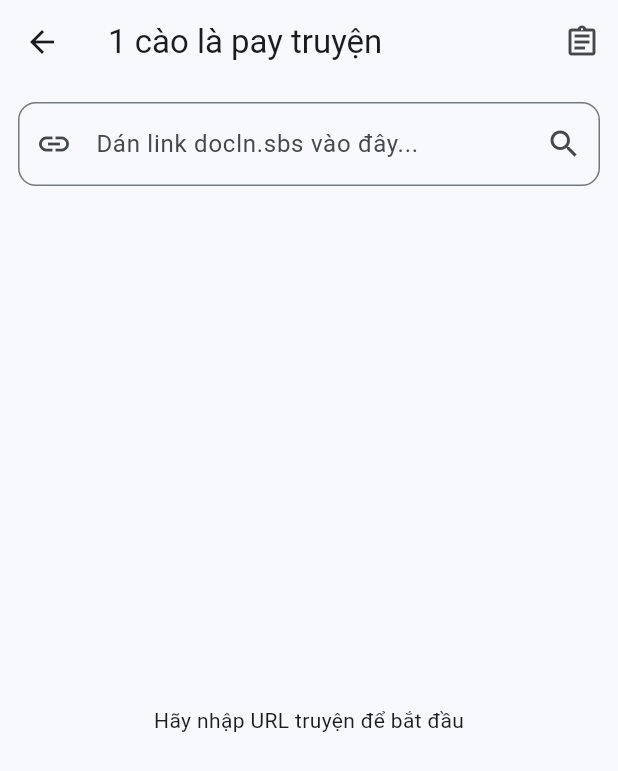
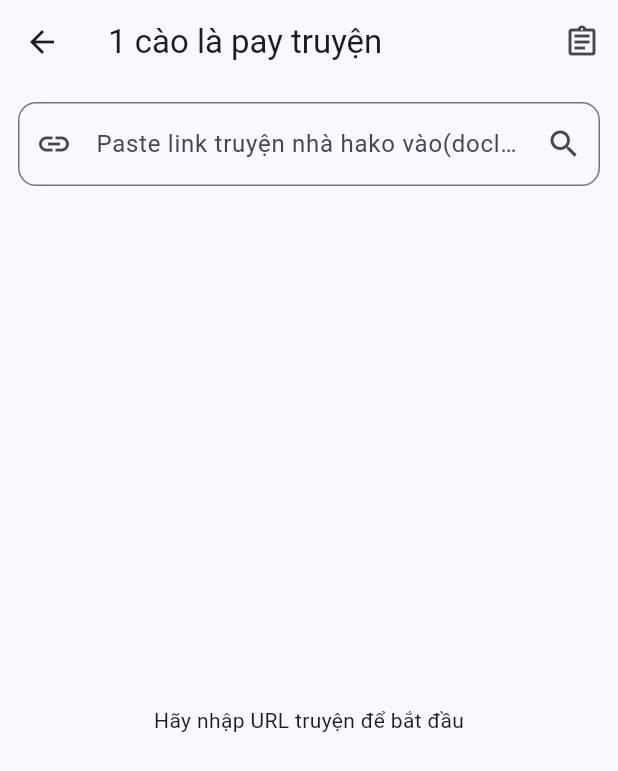
Before and after one commit to trungto1528/ttcs-flutter, a Flutter app: the CrawlScreen screen opened directly with empty values, on a phone screen of 412 x 824 dp. Shown: the top 771 px of the screen. Run offline on Flutter 3.47's test engine with Material 3 defaults, Android fonts, the phone set to English and light mode, and no system bars; our stand-ins replace cached_network_image, dio, image_picker, open_file, package_info_plus, permission_handler and 2 more; accounts and stored records are empty.

Commit message:
Update hint text in TextField for clarity

```diff
--- a/lib/screens/crawl_screen.dart
+++ b/lib/screens/crawl_screen.dart
@@ -322,7 +322,7 @@ class _CrawlScreenState extends State<CrawlScreen> {
             child: TextField(
               controller: controller,
               decoration: InputDecoration(
-                hintText: "Dán link docln.sbs vào đây...",
+                hintText: "Paste link truyện nhà hako vào(docln hoặc ln.hako)",
                 prefixIcon: const Icon(Icons.link),
                 border: OutlineInputBorder(borderRadius: BorderRadius.circular(12)),
                 suffixIcon: IconButton(
```
